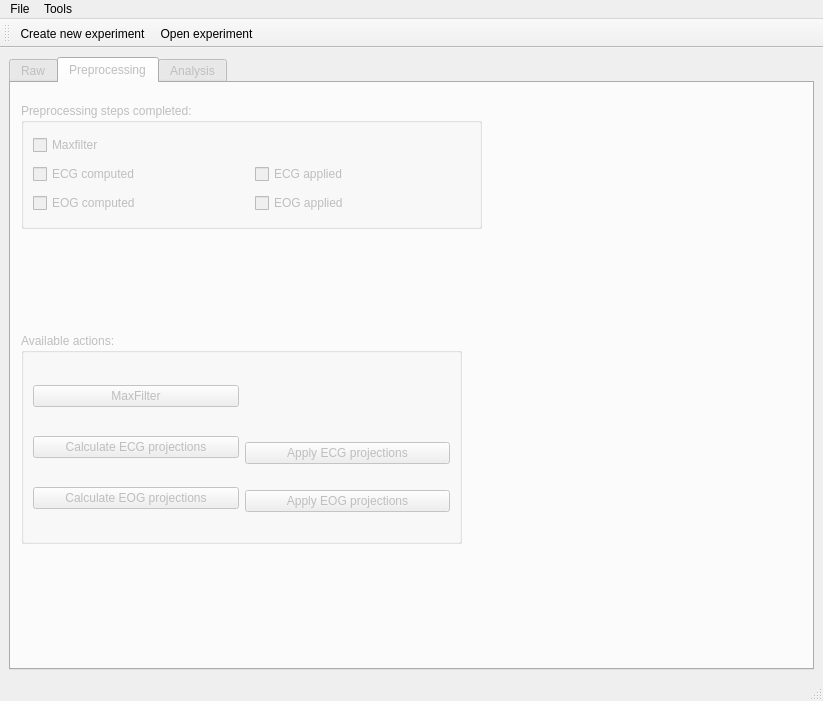
The window that hoksotin/ui/qt4Designer/UIehdotus11.ui (cibr-jyu/meggie) describes before a commit, drawn with Qt 5.
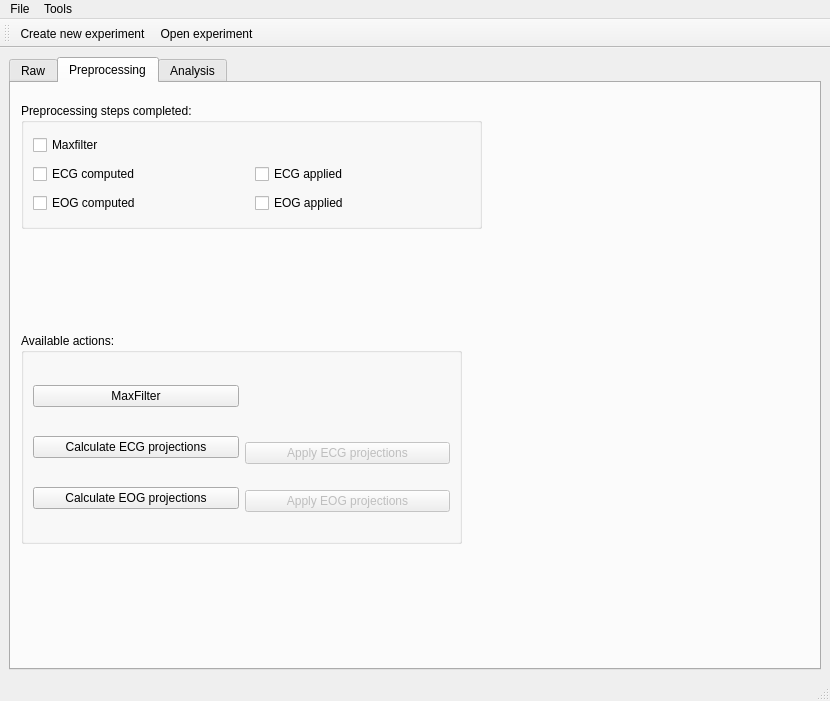
The same window after the commit. The open tabs and pages were chosen to show the change.

Commit message: Enablasin tabit

What changed in the file:
```diff
--- a/hoksotin/ui/qt4Designer/UIehdotus11.ui
+++ b/hoksotin/ui/qt4Designer/UIehdotus11.ui
@@ -6,7 +6,7 @@
    <rect>
     <x>0</x>
     <y>0</y>
-    <width>823</width>
+    <width>830</width>
     <height>701</height>
    </rect>
   </property>
@@ -16,6 +16,12 @@
     <verstretch>0</verstretch>
    </sizepolicy>
   </property>
+  <property name="minimumSize">
+   <size>
+    <width>0</width>
+    <height>0</height>
+   </size>
+  </property>
   <property name="windowTitle">
    <string>MainWindow</string>
   </property>
@@ -26,7 +32,7 @@
       <item>
        <widget class="QTabWidget" name="tabWidget">
         <property name="enabled">
-         <bool>false</bool>
+         <bool>true</bool>
         </property>
         <property name="currentIndex">
          <number>2</number>
@@ -767,7 +773,7 @@
     <rect>
      <x>0</x>
      <y>0</y>
-     <width>823</width>
+     <width>830</width>
      <height>21</height>
     </rect>
    </property>
```
Left out of the diff: 2 changed lines with no effect on the pictures.
